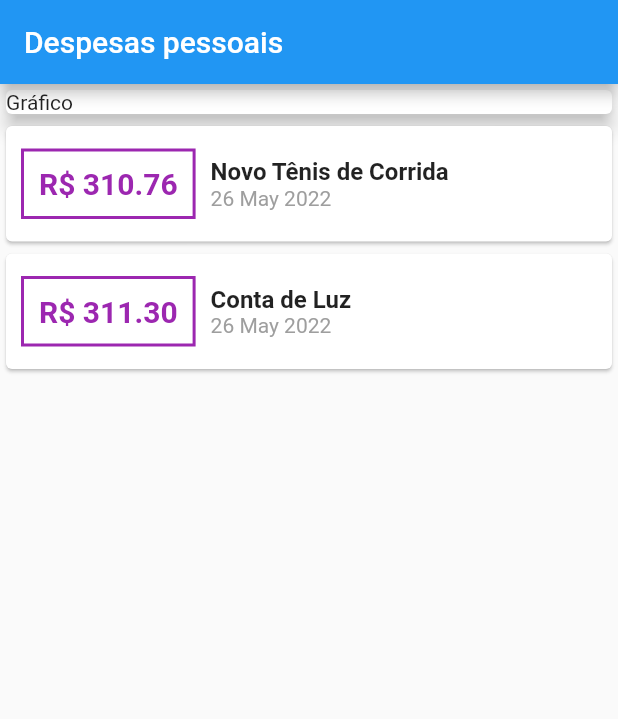
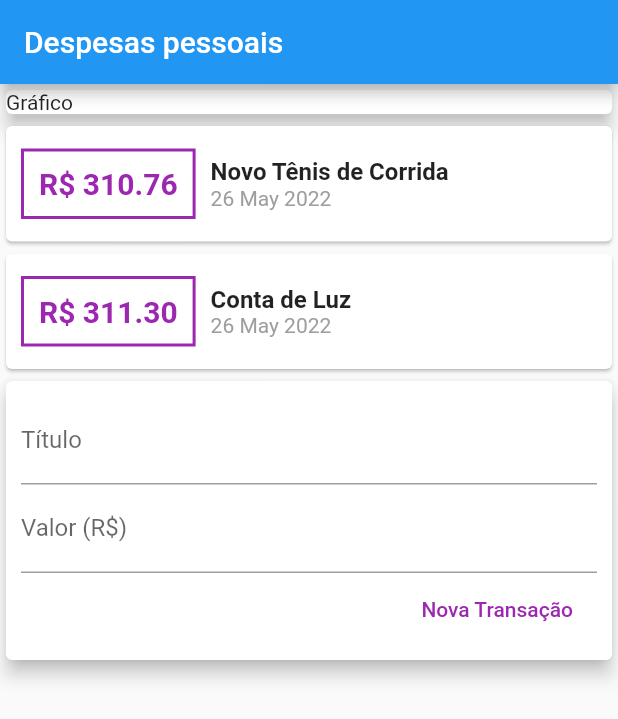
Before and after one commit to lucasviinic/learning-flutter, a Flutter app: the screen it shows after launch, on a phone screen of 412 x 824 dp. Shown: the top 719 px of the screen. Run offline on Flutter 3.47's test engine with Material 2 defaults, Android fonts, the phone set to English and light mode, and no system bars.

Commit message:
utilizando TextField

```diff
--- a/expenses/lib/main.dart
+++ b/expenses/lib/main.dart
@@ -1,4 +1,4 @@
-// ignore_for_file: prefer_const_constructors, use_key_in_widget_constructors, sized_box_for_whitespace
+// ignore_for_file: prefer_const_constructors, use_key_in_widget_constructors, sized_box_for_whitespace, prefer_const_literals_to_create_immutables
 
 import 'package:expenses/models/transaction.dart';
 import 'package:flutter/material.dart';
@@ -96,6 +96,36 @@ class MyHomePage extends StatelessWidget {
                 ),
               );
             }).toList(),
+          ),
+          Card(
+            elevation: 5,
+            child: Padding(
+              padding: const EdgeInsets.all(10),
+              child: Column(
+                children: [
+                  TextField(
+                    decoration: InputDecoration(
+                      labelText: "Título"
+                    ),
+                  ),
+                  TextField(
+                    decoration: InputDecoration(
+                      labelText: "Valor (R\$)"
+                    ),
+                  ),
+                  Row(
+                    mainAxisAlignment: MainAxisAlignment.end,
+                    children: [
+                      FlatButton(
+                        child: Text("Nova Transação"),
+                        textColor: Colors.purple,
+                        onPressed: () {},
+                      ),
+                    ],
+                  )
+                ]
+              ),
+            ),
           )
         ]
       ),
```
